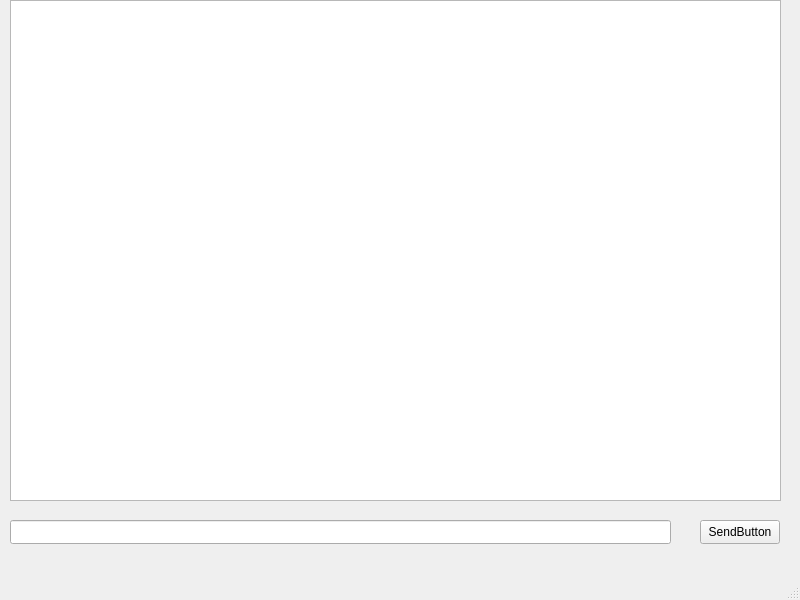
The window that MySuperProjectMSN/Client/mainwindow.ui (thanh-son-lemelle/CPPRT) describes before a commit, drawn with Qt 5.
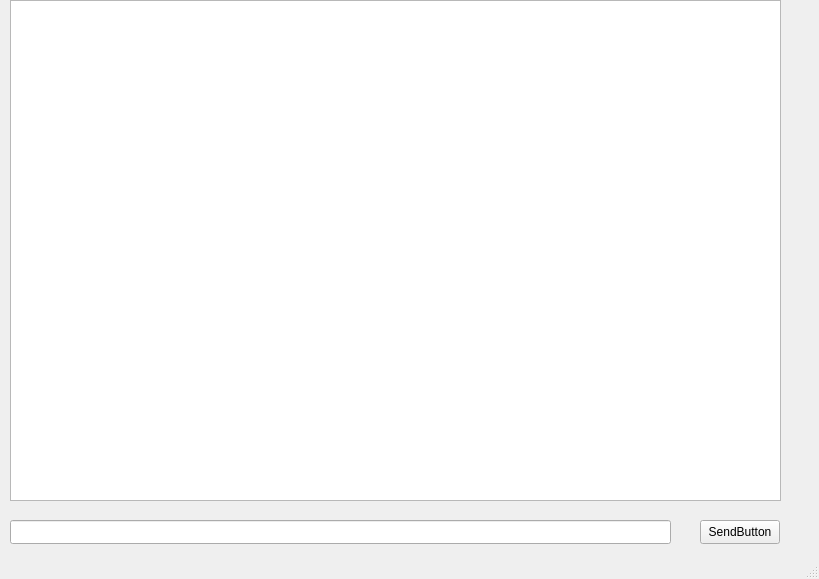
The same window after the commit.

Commit message: <feat>[ui] Adjust main window dimensions to 819x579

The edit to the form file:
```diff
--- a/MySuperProjectMSN/Client/mainwindow.ui
+++ b/MySuperProjectMSN/Client/mainwindow.ui
@@ -6,8 +6,8 @@
    <rect>
     <x>0</x>
     <y>0</y>
-    <width>800</width>
-    <height>600</height>
+    <width>819</width>
+    <height>579</height>
    </rect>
   </property>
   <property name="windowTitle">
```
